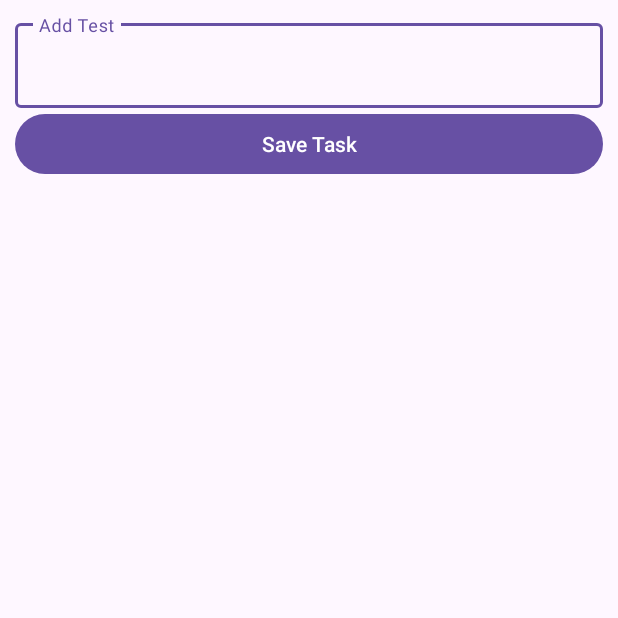
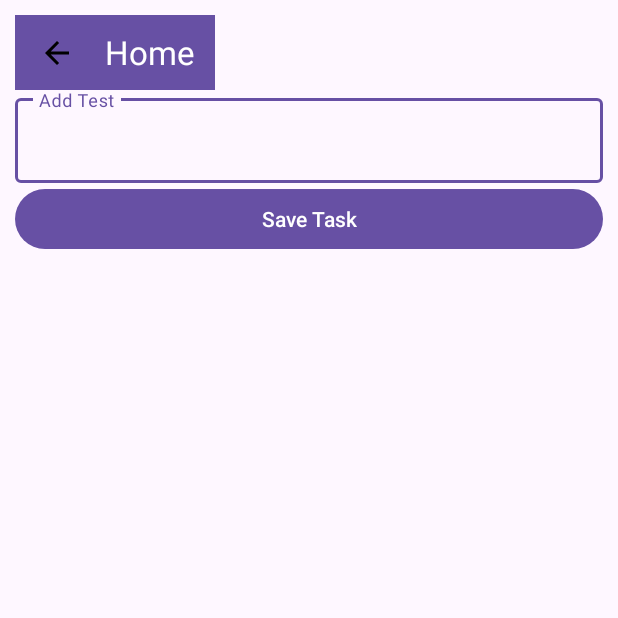
Before and after one commit to Aayush015/Focus-Session, an Android app: the AddTaskActivity screen opened directly, with no data from a screen before it, on a phone screen of 412 x 824 dp, the top half of it. Run offline under Robolectric (Android 15) with nearby library versions, the phone set to English and light mode, and no system bars; our stand-ins replace Firebase (no records; nobody signed in at launch, a user with empty details on screens opened directly).

Commit message:
Added back button after user adds tasks.

```diff
--- a/app/src/main/java/com/example/focussession/AddTaskActivity.java
+++ b/app/src/main/java/com/example/focussession/AddTaskActivity.java
@@ -2,6 +2,7 @@ package com.example.focussession;
 
 import static android.content.ContentValues.TAG;
 
+import android.content.Intent;
 import android.os.Bundle;
 import android.util.Log;
 import android.view.MenuItem;
@@ -10,9 +11,11 @@ import android.widget.Button;
 import android.widget.EditText;
 import android.widget.Toast;
 
+
 import androidx.activity.EdgeToEdge;
 import androidx.annotation.NonNull;
 import androidx.appcompat.app.AppCompatActivity;
+import androidx.appcompat.widget.Toolbar;
 import androidx.core.graphics.Insets;
 import androidx.core.view.ViewCompat;
 import androidx.core.view.WindowInsetsCompat;
@@ -44,6 +47,20 @@ public class AddTaskActivity extends AppCompatActivity {
         etTaskInput = findViewById(R.id.inputTaskName);
         db = FirebaseFirestore.getInstance();
 
+        // Handle back button
+        Toolbar toolbar = findViewById(R.id.backButton);
+        setSupportActionBar(toolbar);
+        Objects.requireNonNull(getSupportActionBar()).setDisplayHomeAsUpEnabled(true);
+        toolbar.setNavigationOnClickListener(new View.OnClickListener() {
+            @Override
+            public void onClick(View v) {
+                Intent intent = new Intent(AddTaskActivity.this, MainActivity.class);
+                intent.addFlags(Intent.FLAG_ACTIVITY_CLEAR_TOP | Intent.FLAG_ACTIVITY_NEW_TASK);
+                startActivity(intent);
+                finish();
+            }
+        });
+
         saveBtn.setOnClickListener(new View.OnClickListener() {
             @Override
             public void onClick(View v) {
--- a/app/src/main/java/com/example/focussession/HomeActivity.java
+++ b/app/src/main/java/com/example/focussession/HomeActivity.java
@@ -8,6 +8,7 @@ import android.util.Log;
 import android.view.View;
 import android.widget.ImageView;
 import android.widget.TextView;
+import android.widget.Toolbar;
 
 import androidx.activity.EdgeToEdge;
 import androidx.annotation.NonNull;
--- /dev/null
+++ b/app/src/main/res/drawable/baseline_arrow_back_24.xml
@@ -0,0 +1,5 @@
+<vector xmlns:android="http://schemas.android.com/apk/res/android" android:autoMirrored="true" android:height="24dp" android:tint="#000000" android:viewportHeight="24" android:viewportWidth="24" android:width="24dp">
+
+    <path android:fillColor="@android:color/white" android:pathData="M20,11H7.83l5.59,-5.59L12,4l-8,8 8,8 1.41,-1.41L7.83,13H20v-2z"/>
+
+</vector>
--- a/app/src/main/res/layout/activity_add_task.xml
+++ b/app/src/main/res/layout/activity_add_task.xml
@@ -8,6 +8,16 @@
     android:orientation="vertical"
     android:padding="10dp"
     tools:context=".AddTaskActivity">
+
+    <!-- Make the Back Button -->
+    <androidx.appcompat.widget.Toolbar
+        android:id="@+id/backButton"
+        android:layout_width="133dp"
+        android:layout_height="50dp"
+        android:background="?attr/colorPrimary"
+        app:navigationIcon="@drawable/baseline_arrow_back_24"
+        app:title="Home"
+        app:titleTextColor="@android:color/white" />
 
     <LinearLayout
         android:layout_width="match_parent"
```
Also changed, not shown: app/src/main/java/com/example/focussession/TaskListAdapter.java (+40 -58 lines).
